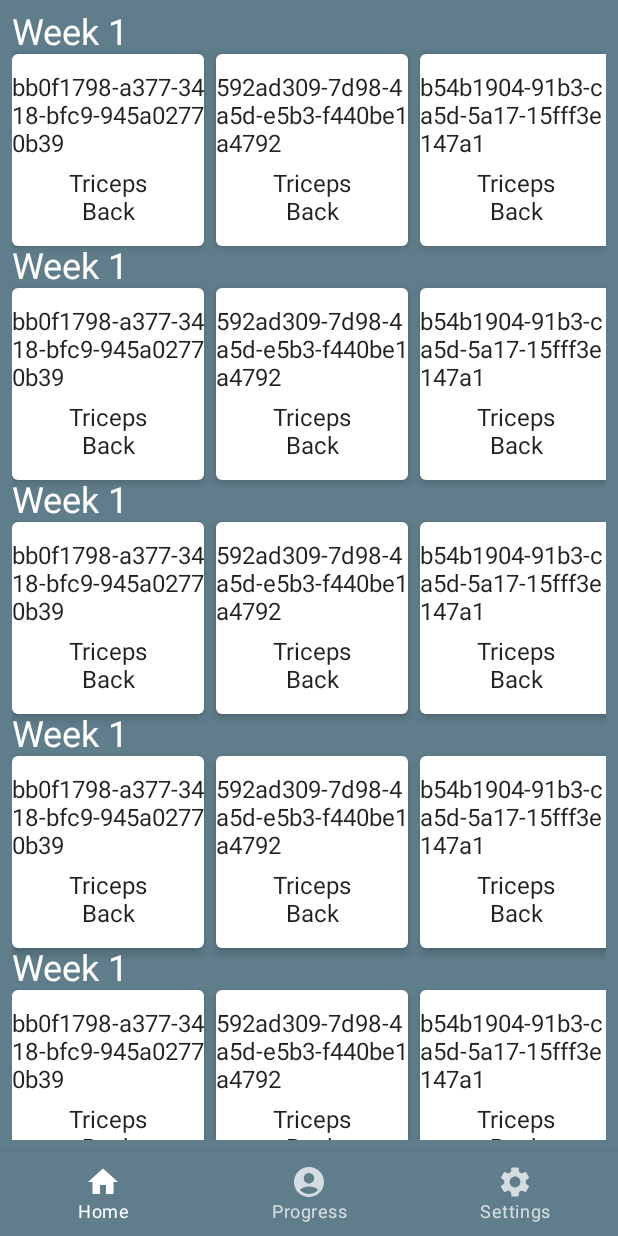
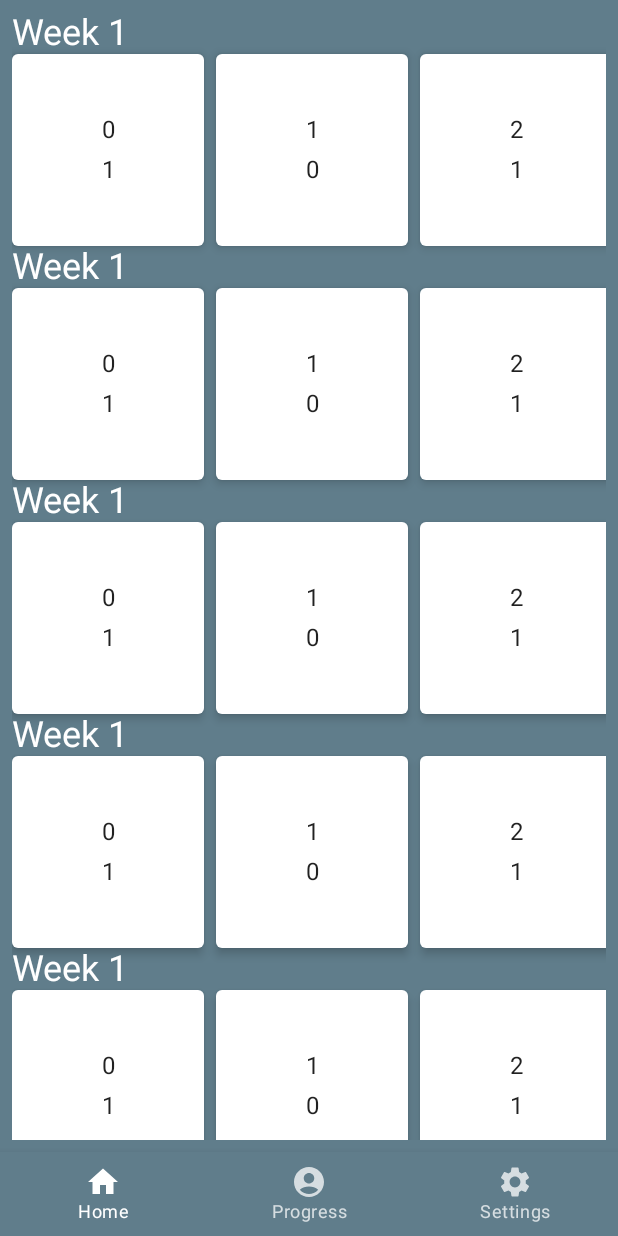
Before and after one commit to JoeSemper/PushUpProgram, an Android app built with Jetpack Compose: the screen it shows after launch (MainActivity), on a phone screen of 412 x 824 dp. Run offline under Robolectric (Android 15) with nearby library versions, the phone set to English and light mode, and no system bars; our stand-ins replace Room's generated code.

Commit message:
Pre-populated database draft

```diff
--- a/app/build.gradle
+++ b/app/build.gradle
@@ -77,9 +77,10 @@ dependencies {
 
     //Room
     implementation "androidx.room:room-runtime:2.5.0"
-    annotationProcessor "androidx.room:room-compiler:2.5.0"
+//    annotationProcessor "androidx.room:room-compiler:2.5.0"
     implementation "androidx.room:room-ktx:2.5.0"
     implementation "androidx.room:room-testing:2.5.0"
+    kapt "androidx.room:room-compiler:2.5.0"
 
     //Test
     testImplementation 'junit:junit:4.13.2'
--- a/app/src/main/java/com/joesemper/pushupprogram/AppNavigation.kt
+++ b/app/src/main/java/com/joesemper/pushupprogram/AppNavigation.kt
@@ -27,7 +27,7 @@ import com.joesemper.pushupprogram.ui.screens.settings.SettingsScreen
 import com.joesemper.pushupprogram.ui.screens.workout.WorkoutScreen
 
 const val HOME_ROUTE = "home"
-const val PROGRESS_ROUTE = "Progress"
+const val PROGRESS_ROUTE = "progress"
 const val SETTINGS_ROUTE = "settings"
 const val WORKOUT_ROUTE = "workout/{workoutId}"
 
--- a/app/src/main/java/com/joesemper/pushupprogram/PushUpApp.kt
+++ b/app/src/main/java/com/joesemper/pushupprogram/PushUpApp.kt
@@ -1,7 +1,9 @@
 package com.joesemper.pushupprogram
 
 import android.app.Application
+import com.joesemper.pushupprogram.di.databaseModule
 import com.joesemper.pushupprogram.di.mainModule
+import com.joesemper.pushupprogram.di.repositoryModule
 import org.koin.android.ext.koin.androidContext
 import org.koin.android.ext.koin.androidLogger
 import org.koin.core.context.startKoin
@@ -16,7 +18,9 @@ class PushUpApp: Application() {
             androidLogger(if (BuildConfig.DEBUG) Level.ERROR else Level.NONE)
             androidContext(this@PushUpApp)
             modules(
-                mainModule
+                mainModule,
+                databaseModule,
+                repositoryModule
             )
         }
     }
--- /dev/null
+++ b/app/src/main/java/com/joesemper/pushupprogram/data/datasourse/room/ProgramDatabase.kt
@@ -0,0 +1,12 @@
+package com.joesemper.pushupprogram.data.datasourse.room
+
+import androidx.room.Database
+import androidx.room.RoomDatabase
+import com.joesemper.pushupprogram.data.datasourse.room.dao.ProgramDao
+import com.joesemper.pushupprogram.data.datasourse.room.entity.Exercise
+import com.joesemper.pushupprogram.data.datasourse.room.entity.WorkoutDay
+
+@Database(entities = [WorkoutDay::class, Exercise::class], version = 1)
+abstract class ProgramDatabase(): RoomDatabase() {
+    abstract fun programDao(): ProgramDao
+}
--- /dev/null
+++ b/app/src/main/java/com/joesemper/pushupprogram/data/datasourse/room/dao/ProgramDao.kt
@@ -0,0 +1,11 @@
+package com.joesemper.pushupprogram.data.datasourse.room.dao
+
+import androidx.room.Dao
+import androidx.room.Query
+import com.joesemper.pushupprogram.data.datasourse.room.entity.WorkoutDay
+
+@Dao
+interface ProgramDao {
+    @Query("SELECT * FROM Program")
+    suspend fun getAll(): List<WorkoutDay>
+}
--- /dev/null
+++ b/app/src/main/java/com/joesemper/pushupprogram/data/datasourse/room/entity/Exercise.kt
@@ -0,0 +1,15 @@
+package com.joesemper.pushupprogram.data.datasourse.room.entity
+
+import android.os.Parcelable
+import androidx.room.ColumnInfo
+import androidx.room.Entity
+import androidx.room.PrimaryKey
+import kotlinx.parcelize.Parcelize
+
+@Entity(tableName = "Exercises")
+@Parcelize
+data class Exercise(
+    @PrimaryKey(autoGenerate = true)
+    @ColumnInfo(name = "id") val id: Int?,
+    @ColumnInfo(name = "exercise_name") val exerciseName: String?
+) : Parcelable
--- /dev/null
+++ b/app/src/main/java/com/joesemper/pushupprogram/data/datasourse/room/entity/WorkoutDay.kt
@@ -0,0 +1,20 @@
+package com.joesemper.pushupprogram.data.datasourse.room.entity
+
+import android.os.Parcelable
+import androidx.room.ColumnInfo
+import androidx.room.Entity
+import androidx.room.PrimaryKey
+import kotlinx.parcelize.Parcelize
+import org.jetbrains.annotations.NotNull
+import org.jetbrains.annotations.Nullable
+
+@Entity(tableName = "Program")
+@Parcelize
+data class WorkoutDay(
+    @PrimaryKey(autoGenerate = true)
+    @ColumnInfo(name = "id") val id: Int?,
+    @ColumnInfo(name = "exercise_one") val exerciseOne: Int?,
+    @ColumnInfo(name = "exercise_one_repeats") val exerciseOneRepeats: Int?,
+    @ColumnInfo(name = "exercise_two") val exerciseTwo: Int?,
+    @ColumnInfo(name = "exercise_two_repeats") val exerciseTwoRepeats: Int?,
+) : Parcelable
--- /dev/null
+++ b/app/src/main/java/com/joesemper/pushupprogram/data/repository/ProgramRepository.kt
@@ -0,0 +1,9 @@
+package com.joesemper.pushupprogram.data.repository
+
+import com.joesemper.pushupprogram.data.datasourse.room.dao.ProgramDao
+
+class ProgramRepository(
+    private val programDao: ProgramDao
+) {
+    suspend fun getAll() = programDao.getAll()
+}
--- /dev/null
+++ b/app/src/main/java/com/joesemper/pushupprogram/di/DatabaseModule.kt
@@ -0,0 +1,20 @@
+package com.joesemper.pushupprogram.di
+
+import androidx.room.Room
+import com.joesemper.pushupprogram.data.datasourse.room.ProgramDatabase
+import com.joesemper.pushupprogram.data.datasourse.room.dao.ProgramDao
+import org.koin.android.ext.koin.androidContext
+import org.koin.dsl.module
+
+val databaseModule = module {
+    single<ProgramDatabase> {
+        Room.databaseBuilder(androidContext(), ProgramDatabase::class.java, "Program")
+            .createFromAsset("database/pushUpProgramDatabase.db")
+            .build()
+    }
+
+    single<ProgramDao> {
+        val database = get<ProgramDatabase>()
+        database.programDao()
+    }
+}
--- a/app/src/main/java/com/joesemper/pushupprogram/di/MainModule.kt
+++ b/app/src/main/java/com/joesemper/pushupprogram/di/MainModule.kt
@@ -6,6 +6,6 @@ import org.koin.androidx.viewmodel.dsl.viewModel
 import org.koin.dsl.module
 
 val mainModule = module {
-    viewModel { HomeViewModel() }
+    viewModel { HomeViewModel(get()) }
     viewModel { WorkoutViewModel(get()) }
 }
--- /dev/null
+++ b/app/src/main/java/com/joesemper/pushupprogram/di/RepositoryModule.kt
@@ -0,0 +1,8 @@
+package com.joesemper.pushupprogram.di
+
+import com.joesemper.pushupprogram.data.repository.ProgramRepository
+import org.koin.dsl.module
+
+val repositoryModule = module {
+    single { ProgramRepository(get()) }
+}
--- a/app/src/main/java/com/joesemper/pushupprogram/ui/screens/home/HomeScreen.kt
+++ b/app/src/main/java/com/joesemper/pushupprogram/ui/screens/home/HomeScreen.kt
@@ -55,18 +55,18 @@ fun HomeScreen(
                                 horizontalAlignment = Alignment.CenterHorizontally
                             ) {
                                 Text(
-                                    text = workouts.value.workouts[id].id,
+                                    text = workouts.value.workouts[id].id.toString(),
                                     style = MaterialTheme.typography.body1
                                 )
                                 Spacer(modifier = Modifier.height(8.dp))
                                 Text(
-                                    text = "Triceps",
+                                    text = workouts.value.workouts[id].exerciseOne.toString(),
                                     style = MaterialTheme.typography.body1
                                 )
-                                Text(
-                                    text = "Back",
-                                    style = MaterialTheme.typography.body1
-                                )
+//                                Text(
+//                                    text = workouts.value.workouts[id].exerciseTwo.exerciseName,
+//                                    style = MaterialTheme.typography.body1
+//                                )
                             }
                         }
                     }
--- a/app/src/main/java/com/joesemper/pushupprogram/ui/screens/home/HomeViewModel.kt
+++ b/app/src/main/java/com/joesemper/pushupprogram/ui/screens/home/HomeViewModel.kt
@@ -1,30 +1,34 @@
 package com.joesemper.pushupprogram.ui.screens.home
 
 import androidx.lifecycle.ViewModel
+import androidx.lifecycle.viewModelScope
+import com.joesemper.pushupprogram.data.datasourse.room.entity.WorkoutDay
+import com.joesemper.pushupprogram.data.repository.ProgramRepository
 import kotlinx.coroutines.flow.MutableStateFlow
 import kotlinx.coroutines.flow.update
+import kotlinx.coroutines.launch
 import java.util.*
 
-class HomeViewModel() : ViewModel() {
+class HomeViewModel(
+    private val repository: ProgramRepository
+) : ViewModel() {
 
     val homeState = MutableStateFlow(HomeScreenState(listOf()))
 
     init {
-        homeState.update {
-            val workouts = mutableListOf<Workout>()
+        loadData()
+    }
 
-            repeat(7) { workouts.add(Workout()) }
-
-            HomeScreenState(workouts)
+    private fun loadData() {
+        viewModelScope.launch {
+            homeState.update {
+               HomeScreenState(workouts = repository.getAll())
+            }
         }
     }
 
 }
 
 data class HomeScreenState(
-    val workouts: List<Workout>
+    val workouts: List<WorkoutDay>
 )
-
-data class Workout(
-    val id: String = UUID.randomUUID().toString()
-)
```
Also changed, not shown: app/src/main/assets/database/pushUpProgramDatabase.db (added).
